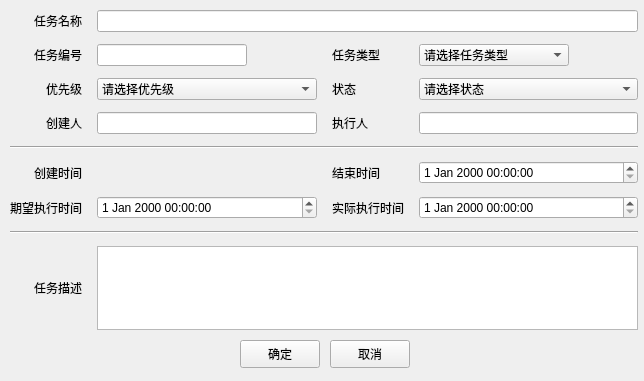
Before: the Qt Designer form framework/gui/ui/src/task.ui in cash2one/AutoDriver, drawn with Qt 5.
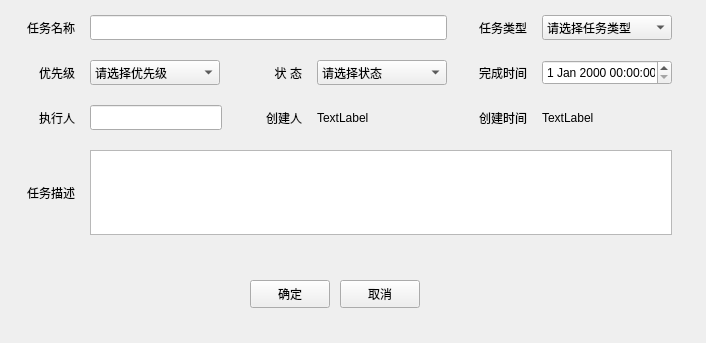
After: the same form once the commit is applied. Icons and pictures are not drawn.

Commit message: task box

```diff
--- a/framework/gui/ui/src/task.ui
+++ b/framework/gui/ui/src/task.ui
@@ -6,8 +6,8 @@
    <rect>
     <x>0</x>
     <y>0</y>
-    <width>644</width>
-    <height>381</height>
+    <width>706</width>
+    <height>343</height>
    </rect>
   </property>
   <property name="maximumSize">
@@ -26,8 +26,8 @@
   <widget class="QPushButton" name="pushButton_2">
    <property name="geometry">
     <rect>
-     <x>330</x>
-     <y>340</y>
+     <x>340</x>
+     <y>280</y>
      <width>80</width>
      <height>28</height>
     </rect>
@@ -36,59 +36,117 @@
     <string>取消</string>
    </property>
   </widget>
-  <widget class="QWidget" name="horizontalLayoutWidget">
+  <widget class="QPushButton" name="pushButton">
+   <property name="geometry">
+    <rect>
+     <x>250</x>
+     <y>280</y>
+     <width>80</width>
+     <height>28</height>
+    </rect>
+   </property>
+   <property name="text">
+    <string>确定</string>
+   </property>
+  </widget>
+  <widget class="QWidget" name="layoutWidget">
    <property name="geometry">
     <rect>
      <x>10</x>
      <y>10</y>
-     <width>634</width>
-     <height>320</height>
+     <width>662</width>
+     <height>231</height>
     </rect>
    </property>
-   <layout class="QHBoxLayout" name="hzLayout">
-    <item>
      <layout class="QGridLayout" name="gridLayout">
-      <property name="horizontalSpacing">
+    <property name="spacing">
        <number>15</number>
       </property>
-      <property name="verticalSpacing">
-       <number>12</number>
+    <item row="0" column="1" colspan="3">
+     <widget class="QLineEdit" name="txt_TaskName">
+      <property name="minimumSize">
+       <size>
+        <width>0</width>
+        <height>25</height>
+       </size>
       </property>
-      <item row="5" column="0" colspan="4">
-       <widget class="Line" name="line">
-        <property name="orientation">
-         <enum>Qt::Horizontal</enum>
-        </property>
-       </widget>
-      </item>
-      <item row="1" column="2">
-       <widget class="QLabel" name="label_6">
-        <property name="text">
-         <string>任务类型</string>
-        </property>
-       </widget>
-      </item>
-      <item row="8" column="3">
-       <widget class="QDateTimeEdit" name="dateTimeEdit_2"/>
-      </item>
-      <item row="1" column="1">
-       <widget class="QLineEdit" name="txt_TaskNo">
+     </widget>
+    </item>
+    <item row="0" column="5">
+     <widget class="QComboBox" name="cmb_TaskType">
         <property name="minimumSize">
          <size>
-          <width>150</width>
-          <height>0</height>
+        <width>130</width>
+        <height>25</height>
          </size>
         </property>
         <property name="maximumSize">
          <size>
-          <width>150</width>
+        <width>130</width>
           <height>16777215</height>
          </size>
         </property>
-       </widget>
-      </item>
-      <item row="4" column="0">
+      <item>
+       <property name="text">
+        <string>请选择任务类型</string>
+       </property>
+      </item>
+      <item>
+       <property name="text">
+        <string>自动化</string>
+       </property>
+      </item>
+      <item>
+       <property name="text">
+        <string>车机测试</string>
+       </property>
+      </item>
+      <item>
+       <property name="text">
+        <string>App</string>
+       </property>
+      </item>
+      <item>
+       <property name="text">
+        <string>Web平台</string>
+       </property>
+      </item>
+      <item>
+       <property name="text">
+        <string>接口</string>
+       </property>
+      </item>
+      <item>
+       <property name="text">
+        <string>性能测试</string>
+       </property>
+      </item>
+     </widget>
+    </item>
+    <item row="3" column="4">
+     <widget class="QLabel" name="label_8">
+      <property name="minimumSize">
+       <size>
+        <width>0</width>
+        <height>0</height>
+       </size>
+      </property>
+      <property name="text">
+       <string>创建时间</string>
+      </property>
+      <property name="alignment">
+       <set>Qt::AlignRight|Qt::AlignTrailing|Qt::AlignVCenter</set>
+      </property>
+     </widget>
+    </item>
+    <item row="3" column="2">
        <widget class="QLabel" name="label_3">
+      <property name="minimumSize">
+       <size>
+        <width>0</width>
+        <height>0</height>
+       </size>
+      </property>
         <property name="text">
          <string>创建人</string>
         </property>
@@ -97,8 +155,124 @@
         </property>
        </widget>
       </item>
+    <item row="7" column="0">
+     <widget class="QLabel" name="label_5">
+      <property name="text">
+       <string>任务描述</string>
+      </property>
+      <property name="alignment">
+       <set>Qt::AlignRight|Qt::AlignTrailing|Qt::AlignVCenter</set>
+      </property>
+     </widget>
+    </item>
+    <item row="0" column="4">
+     <widget class="QLabel" name="label_6">
+      <property name="minimumSize">
+       <size>
+        <width>65</width>
+        <height>0</height>
+       </size>
+      </property>
+      <property name="layoutDirection">
+       <enum>Qt::LeftToRight</enum>
+      </property>
+      <property name="text">
+       <string>任务类型</string>
+      </property>
+      <property name="alignment">
+       <set>Qt::AlignRight|Qt::AlignTrailing|Qt::AlignVCenter</set>
+      </property>
+     </widget>
+    </item>
+    <item row="0" column="0">
+     <widget class="QLabel" name="label_2">
+      <property name="minimumSize">
+       <size>
+        <width>65</width>
+        <height>0</height>
+       </size>
+      </property>
+      <property name="text">
+       <string>任务名称</string>
+      </property>
+      <property name="alignment">
+       <set>Qt::AlignRight|Qt::AlignTrailing|Qt::AlignVCenter</set>
+      </property>
+     </widget>
+    </item>
+    <item row="3" column="0">
+     <widget class="QLabel" name="label_4">
+      <property name="text">
+       <string>执行人</string>
+      </property>
+      <property name="alignment">
+       <set>Qt::AlignRight|Qt::AlignTrailing|Qt::AlignVCenter</set>
+      </property>
+     </widget>
+    </item>
+    <item row="1" column="0">
+     <widget class="QLabel" name="label_7">
+      <property name="text">
+       <string>优先级</string>
+      </property>
+      <property name="alignment">
+       <set>Qt::AlignRight|Qt::AlignTrailing|Qt::AlignVCenter</set>
+      </property>
+     </widget>
+    </item>
+    <item row="1" column="2">
+     <widget class="QLabel" name="label_9">
+      <property name="minimumSize">
+       <size>
+        <width>65</width>
+        <height>0</height>
+       </size>
+      </property>
+      <property name="text">
+       <string>状 态</string>
+      </property>
+      <property name="alignment">
+       <set>Qt::AlignRight|Qt::AlignTrailing|Qt::AlignVCenter</set>
+      </property>
+     </widget>
+    </item>
       <item row="3" column="1">
+     <widget class="QLineEdit" name="txt_Creator">
+      <property name="minimumSize">
+       <size>
+        <width>0</width>
+        <height>25</height>
+       </size>
+      </property>
+      <property name="maximumSize">
+       <size>
+        <width>150</width>
+        <height>16777215</height>
+       </size>
+      </property>
+     </widget>
+    </item>
+    <item row="3" column="3">
+     <widget class="QLabel" name="label_10">
+      <property name="text">
+       <string>TextLabel</string>
+      </property>
+     </widget>
+    </item>
+    <item row="1" column="1">
        <widget class="QComboBox" name="cmb_TaskPriority">
+      <property name="minimumSize">
+       <size>
+        <width>130</width>
+        <height>25</height>
+       </size>
+      </property>
+      <property name="maximumSize">
+       <size>
+        <width>130</width>
+        <height>16777215</height>
+       </size>
+      </property>
         <item>
          <property name="text">
           <string>请选择优先级</string>
@@ -121,21 +295,52 @@
         </item>
        </widget>
       </item>
-      <item row="4" column="1">
-       <widget class="QLineEdit" name="txt_Creator"/>
-      </item>
-      <item row="3" column="0">
-       <widget class="QLabel" name="label_7">
+    <item row="1" column="5">
+     <widget class="QDateTimeEdit" name="dt_endtime">
+      <property name="minimumSize">
+       <size>
+        <width>130</width>
+        <height>25</height>
+       </size>
+      </property>
+      <property name="maximumSize">
+       <size>
+        <width>130</width>
+        <height>16777215</height>
+       </size>
+      </property>
+     </widget>
+    </item>
+    <item row="1" column="4">
+     <widget class="QLabel" name="label_12">
+      <property name="minimumSize">
+       <size>
+        <width>0</width>
+        <height>0</height>
+       </size>
+      </property>
         <property name="text">
-         <string>优先级</string>
+       <string>完成时间</string>
         </property>
         <property name="alignment">
          <set>Qt::AlignRight|Qt::AlignTrailing|Qt::AlignVCenter</set>
         </property>
        </widget>
       </item>
-      <item row="3" column="3">
+    <item row="1" column="3">
        <widget class="QComboBox" name="cmb_TaskState">
+      <property name="minimumSize">
+       <size>
+        <width>130</width>
+        <height>25</height>
+       </size>
+      </property>
+      <property name="maximumSize">
+       <size>
+        <width>130</width>
+        <height>16777215</height>
+       </size>
+      </property>
         <item>
          <property name="text">
           <string>请选择状态</string>
@@ -163,177 +368,38 @@
         </item>
        </widget>
       </item>
-      <item row="10" column="1" colspan="3">
-       <widget class="QTextEdit" name="txt_TaskDescription"/>
-      </item>
-      <item row="3" column="2">
-       <widget class="QLabel" name="label_9">
+    <item row="3" column="5">
+     <widget class="QLabel" name="lbl_createtime">
         <property name="text">
-         <string>状态</string>
+       <string>TextLabel</string>
         </property>
        </widget>
       </item>
-      <item row="0" column="0">
-       <widget class="QLabel" name="label_2">
-        <property name="text">
-         <string>任务名称</string>
-        </property>
-        <property name="alignment">
-         <set>Qt::AlignRight|Qt::AlignTrailing|Qt::AlignVCenter</set>
-        </property>
-       </widget>
-      </item>
-      <item row="4" column="2">
-       <widget class="QLabel" name="label_4">
-        <property name="text">
-         <string>执行人</string>
-        </property>
-       </widget>
-      </item>
-      <item row="8" column="1">
-       <widget class="QDateTimeEdit" name="dateTimeEdit_4"/>
-      </item>
-      <item row="8" column="0">
-       <widget class="QLabel" name="label_10">
-        <property name="text">
-         <string>期望执行时间</string>
-        </property>
-        <property name="alignment">
-         <set>Qt::AlignRight|Qt::AlignTrailing|Qt::AlignVCenter</set>
-        </property>
-       </widget>
-      </item>
-      <item row="1" column="3">
-       <widget class="QComboBox" name="cmb_TaskType">
-        <property name="minimumSize">
-         <size>
-          <width>150</width>
-          <height>0</height>
-         </size>
-        </property>
+    <item row="7" column="1" colspan="5">
+     <widget class="QTextEdit" name="textEdit">
         <property name="maximumSize">
          <size>
-          <width>150</width>
-          <height>16777215</height>
-         </size>
-        </property>
-        <item>
-         <property name="text">
-          <string>请选择任务类型</string>
-         </property>
-        </item>
-        <item>
-         <property name="text">
-          <string>自动化</string>
-         </property>
-        </item>
-        <item>
-         <property name="text">
-          <string>车机测试</string>
-         </property>
-        </item>
-        <item>
-         <property name="text">
-          <string>App</string>
-         </property>
-        </item>
-        <item>
-         <property name="text">
-          <string>Web平台</string>
-         </property>
-        </item>
-        <item>
-         <property name="text">
-          <string>接口</string>
-         </property>
-        </item>
-        <item>
-         <property name="text">
-          <string>性能测试</string>
-         </property>
-        </item>
-       </widget>
-      </item>
-      <item row="6" column="3">
-       <widget class="QDateTimeEdit" name="dateTimeEdit"/>
-      </item>
-      <item row="4" column="3">
-       <widget class="QLineEdit" name="txt_Requester"/>
-      </item>
-      <item row="9" column="0" colspan="4">
-       <widget class="Line" name="line_2">
-        <property name="orientation">
-         <enum>Qt::Horizontal</enum>
-        </property>
-       </widget>
-      </item>
-      <item row="6" column="2">
-       <widget class="QLabel" name="label_12">
-        <property name="text">
-         <string>结束时间</string>
-        </property>
-       </widget>
-      </item>
-      <item row="8" column="2">
-       <widget class="QLabel" name="label_11">
-        <property name="text">
-         <string>实际执行时间</string>
-        </property>
-       </widget>
-      </item>
-      <item row="6" column="0">
-       <widget class="QLabel" name="label_8">
-        <property name="text">
-         <string>创建时间</string>
-        </property>
-        <property name="alignment">
-         <set>Qt::AlignRight|Qt::AlignTrailing|Qt::AlignVCenter</set>
-        </property>
-       </widget>
-      </item>
-      <item row="10" column="0">
-       <widget class="QLabel" name="label_5">
-        <property name="text">
-         <string>任务描述</string>
-        </property>
-        <property name="alignment">
-         <set>Qt::AlignRight|Qt::AlignTrailing|Qt::AlignVCenter</set>
-        </property>
-       </widget>
-      </item>
-      <item row="0" column="1" colspan="3">
-       <widget class="QLineEdit" name="txt_TaskName"/>
-      </item>
-      <item row="1" column="0">
-       <widget class="QLabel" name="label_13">
-        <property name="text">
-         <string>任务编号</string>
-        </property>
-        <property name="alignment">
-         <set>Qt::AlignRight|Qt::AlignTrailing|Qt::AlignVCenter</set>
-        </property>
-       </widget>
-      </item>
-     </layout>
-    </item>
-    <item>
-     <widget class="QWidget" name="widget_task" native="true"/>
-    </item>
-   </layout>
+        <width>16777215</width>
+        <height>85</height>
+       </size>
+      </property>
+     </widget>
+    </item>
+   </layout>
   </widget>
-  <widget class="QPushButton" name="pushButton">
-   <property name="geometry">
-    <rect>
-     <x>240</x>
-     <y>340</y>
-     <width>80</width>
-     <height>28</height>
-    </rect>
-   </property>
-   <property name="text">
-    <string>确定</string>
-   </property>
-  </widget>
+  <zorder>pushButton_2</zorder>
+  <zorder>pushButton</zorder>
+  <zorder>layoutWidget</zorder>
+  <zorder>label_6</zorder>
+  <zorder>label_9</zorder>
+  <zorder>label_4</zorder>
+  <zorder>label_12</zorder>
+  <zorder>label_5</zorder>
+  <zorder>label_8</zorder>
+  <zorder>label_3</zorder>
+  <zorder>label_7</zorder>
+  <zorder>label_13</zorder>
+  <zorder>label_2</zorder>
  </widget>
  <resources>
   <include location="../res.qrc"/>
```
Lines whose indentation alone changed are shown as unchanged. The commit also changes 3 other files.
